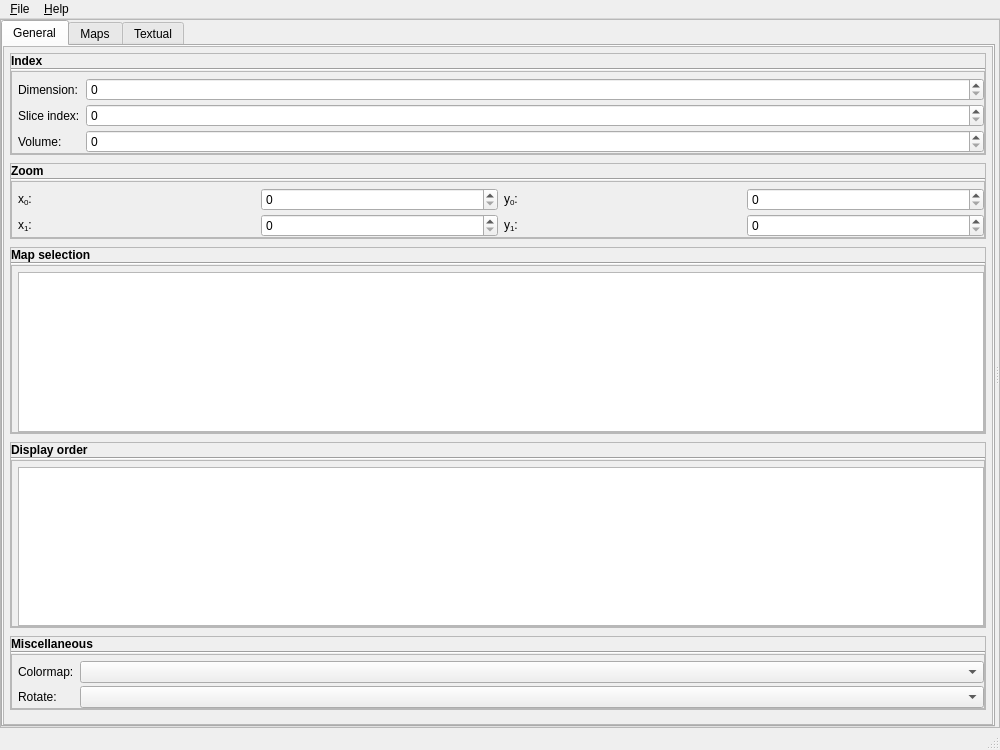
Qt form mdt/data/qt_designs/maps_visualizer/MainWindow.ui (robbert-harms/MDT) before a commit.
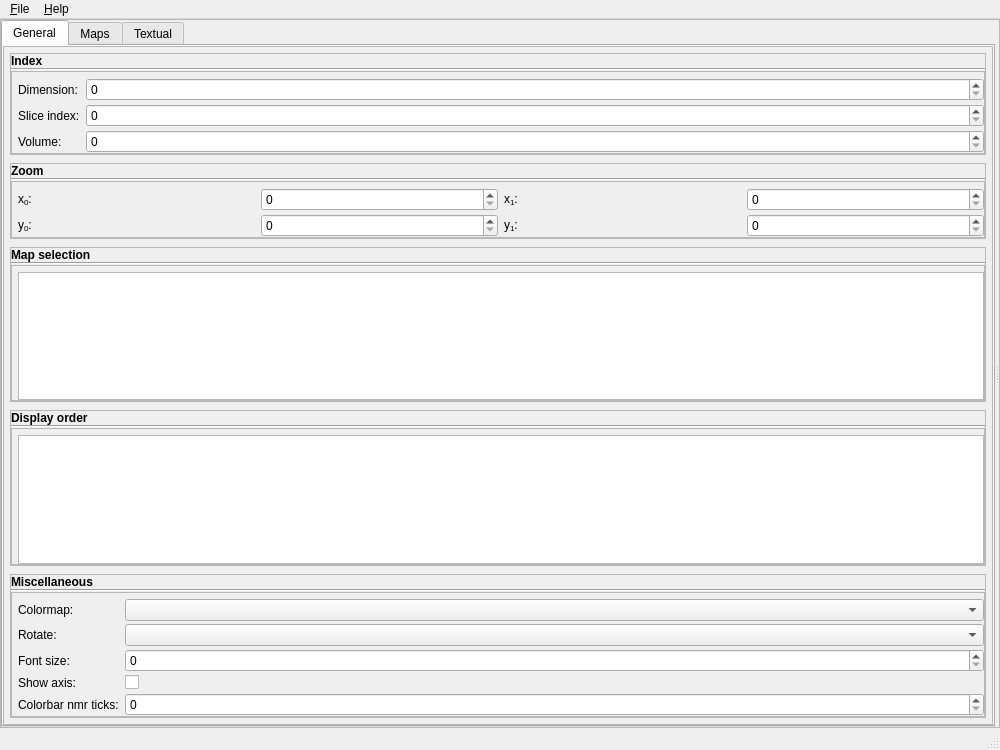
The same form after that commit. Icons and pictures are not drawn. Custom widgets are drawn as their Qt base class.

Patch:
```diff
--- a/mdt/data/qt_designs/maps_visualizer/MainWindow.ui
+++ b/mdt/data/qt_designs/maps_visualizer/MainWindow.ui
@@ -11,7 +11,7 @@
    </rect>
   </property>
   <property name="windowTitle">
-   <string>MDT - Maps Visualizer</string>
+   <string>Maps Visualizer - MDT</string>
   </property>
   <property name="windowIcon">
    <iconset resource="main.qrc">
@@ -81,7 +81,7 @@
              </property>
              <property name="minimumSize">
               <size>
-               <width>275</width>
+               <width>250</width>
                <height>0</height>
               </size>
              </property>
@@ -328,45 +328,45 @@
                          <property name="verticalSpacing">
                           <number>3</number>
                          </property>
-                         <item row="1" column="0">
-                          <widget class="QLabel" name="label_20">
-                           <property name="text">
-                            <string>&lt;html&gt;&lt;head/&gt;&lt;body&gt;&lt;p&gt;x&lt;span style=&quot; vertical-align:sub;&quot;&gt;0&lt;/span&gt;:&lt;/p&gt;&lt;/body&gt;&lt;/html&gt;</string>
-                           </property>
-                          </widget>
-                         </item>
-                         <item row="1" column="1">
-                          <widget class="QSpinBox" name="spinBox_14"/>
-                         </item>
-                         <item row="1" column="2">
+                         <item row="7" column="0">
                           <widget class="QLabel" name="label_19">
                            <property name="text">
                             <string>y&lt;sub&gt;0&lt;/sub&gt;:</string>
                            </property>
                           </widget>
                          </item>
-                         <item row="1" column="3">
-                          <widget class="QSpinBox" name="spinBox_12"/>
+                         <item row="1" column="0">
+                          <widget class="QLabel" name="label_20">
+                           <property name="text">
+                            <string>&lt;html&gt;&lt;head/&gt;&lt;body&gt;&lt;p&gt;x&lt;span style=&quot; vertical-align:sub;&quot;&gt;0&lt;/span&gt;:&lt;/p&gt;&lt;/body&gt;&lt;/html&gt;</string>
+                           </property>
+                          </widget>
                          </item>
-                         <item row="5" column="1">
-                          <widget class="QSpinBox" name="spinBox_11"/>
+                         <item row="1" column="1">
+                          <widget class="QSpinBox" name="general_zoom_x_0"/>
                          </item>
-                         <item row="5" column="2">
+                         <item row="7" column="3">
+                          <widget class="QSpinBox" name="general_zoom_y_1"/>
+                         </item>
+                         <item row="7" column="2">
                           <widget class="QLabel" name="label_18">
                            <property name="text">
                             <string>y&lt;sub&gt;1&lt;/sub&gt;:</string>
                            </property>
                           </widget>
                          </item>
-                         <item row="5" column="0">
+                         <item row="1" column="2">
                           <widget class="QLabel" name="label_12">
                            <property name="text">
                             <string>x&lt;sub&gt;1&lt;/sub&gt;:</string>
                            </property>
                           </widget>
                          </item>
-                         <item row="5" column="3">
-                          <widget class="QSpinBox" name="spinBox_13"/>
+                         <item row="7" column="1">
+                          <widget class="QSpinBox" name="general_zoom_y_0"/>
+                         </item>
+                         <item row="1" column="3">
+                          <widget class="QSpinBox" name="general_zoom_x_1"/>
                          </item>
                         </layout>
                        </widget>
@@ -465,6 +465,40 @@
                          <item row="1" column="1">
                           <widget class="QComboBox" name="general_rotate"/>
                          </item>
+                         <item row="2" column="0">
+                          <widget class="QLabel" name="label_3">
+                           <property name="text">
+                            <string>Font size:</string>
+                           </property>
+                          </widget>
+                         </item>
+                         <item row="2" column="1">
+                          <widget class="QSpinBox" name="general_font_size"/>
+                         </item>
+                         <item row="3" column="0">
+                          <widget class="QLabel" name="label_4">
+                           <property name="text">
+                            <string>Show axis:</string>
+                           </property>
+                          </widget>
+                         </item>
+                         <item row="3" column="1">
+                          <widget class="QCheckBox" name="general_show_axis">
+                           <property name="text">
+                            <string/>
+                           </property>
+                          </widget>
+                         </item>
+                         <item row="4" column="0">
+                          <widget class="QLabel" name="label_5">
+                           <property name="text">
+                            <string>Colorbar nmr ticks:</string>
+                           </property>
+                          </widget>
+                         </item>
+                         <item row="4" column="1">
+                          <widget class="QSpinBox" name="general_colorbar_nmr_ticks"/>
+                         </item>
                         </layout>
                        </widget>
                       </item>
@@ -543,7 +577,7 @@
                           <number>3</number>
                          </property>
                          <item row="0" column="0">
-                          <widget class="QListWidget" name="selectMaps_3">
+                          <widget class="MapsReorderer" name="general_display_order">
                            <property name="sizePolicy">
                             <sizepolicy hsizetype="Expanding" vsizetype="Expanding">
                              <horstretch>0</horstretch>
@@ -919,6 +953,11 @@
    <extends>QPlainTextEdit</extends>
    <header>..widgets</header>
   </customwidget>
+  <customwidget>
+   <class>MapsReorderer</class>
+   <extends>QListWidget</extends>
+   <header>..widgets</header>
+  </customwidget>
  </customwidgets>
  <tabstops>
   <tabstop>commandTabs</tabstop>
```
Left out of the diff: 14 changed lines with no effect on the pictures.
